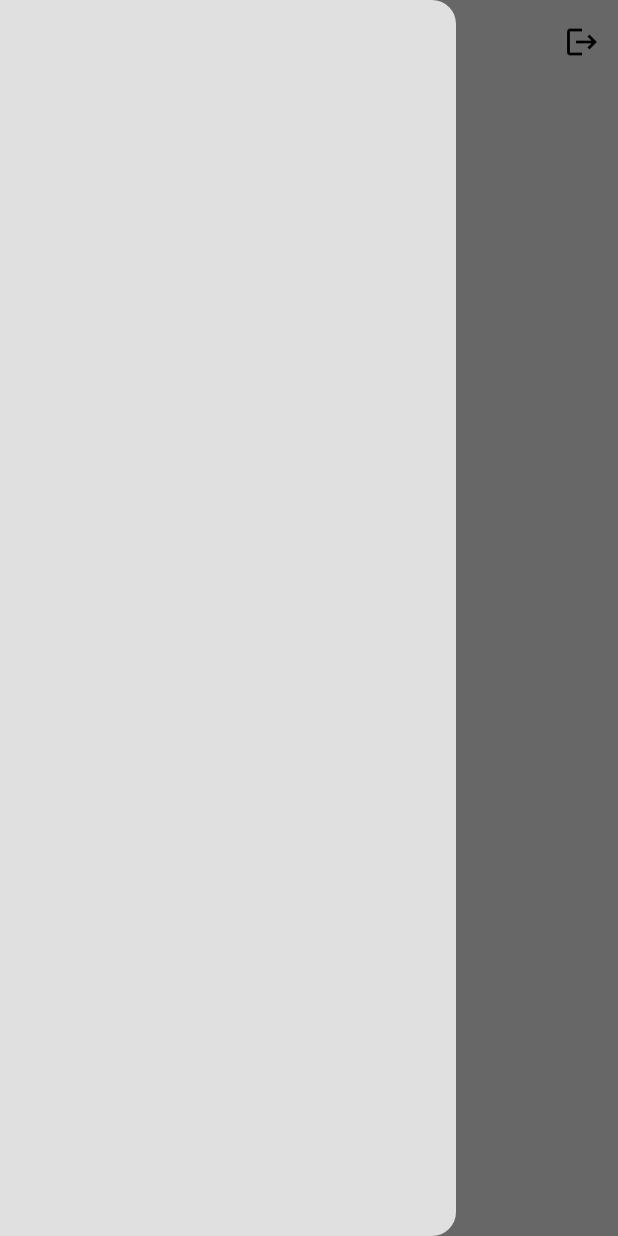
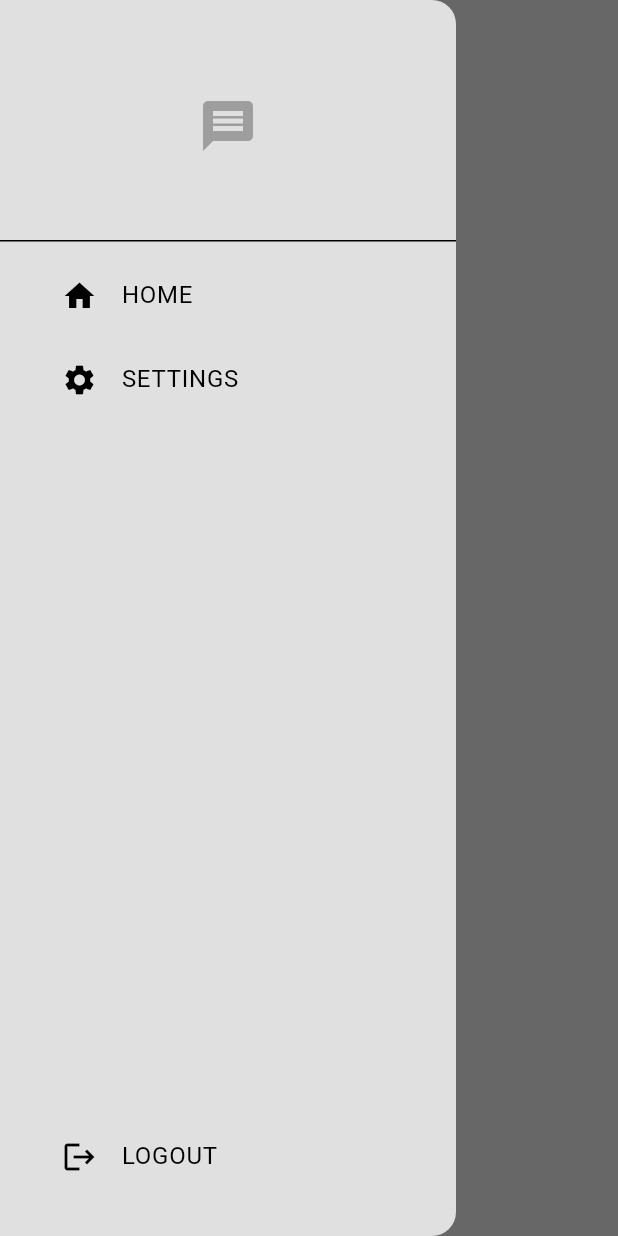
Before and after one commit to Kien193/asau_chat, a Flutter app: the screen it shows once a user with an empty profile is signed in, with the side drawer open, on a phone screen of 412 x 824 dp. Run offline on Flutter 3.47's test engine with Material 3 defaults, Android fonts, the phone set to English and light mode, and no system bars; our stand-ins replace cloud_firestore, firebase_auth, firebase_core; accounts and stored records are empty; network calls fail.

Commit message:
user list, send message

```diff
--- /dev/null
+++ b/lib/components/custom_drawer.dart
@@ -0,0 +1,66 @@
+import 'package:asau_chat/services/auth/auth_service.dart';
+import 'package:asau_chat/pages/setting_page.dart';
+import 'package:flutter/material.dart';
+
+class CustomDrawer extends StatelessWidget {
+  const CustomDrawer({super.key});
+
+  void logout() {
+    final authService = AuthService();
+    authService.signOut();
+  }
+
+  @override
+  Widget build(BuildContext context) {
+    return Drawer(
+      backgroundColor: Theme.of(context).colorScheme.surface,
+      child: Column(
+        mainAxisAlignment: MainAxisAlignment.spaceBetween,
+        children: [
+          Column(
+            children: [
+              DrawerHeader(
+                  child: Center(
+                    child: Icon(
+                      Icons.message,
+                      color: Theme.of(context).colorScheme.primary,
+                      size: 40,
+                    ),
+                  ),
+              ),
+              Padding(
+                padding: const EdgeInsets.only(left: 25.0),
+                child: ListTile(
+                  title: const Text("HOME"),
+                  leading: const Icon(Icons.home),
+                  onTap: () {
+                    Navigator.pop(context);
+                  },
+                ),
+              ),
+              Padding(
+                padding: const EdgeInsets.only(left: 25.0),
+                child: ListTile(
+                  title: const Text("SETTINGS"),
+                  leading: const Icon(Icons.settings),
+                  onTap: () {
+                    Navigator.pop(context);
+                    Navigator.push(context, MaterialPageRoute(builder: (context) => const SettingPage()));
+                  },
+                ),
+              ),
+            ],
+          ),
+          Padding(
+            padding: const EdgeInsets.only(left: 25.0, bottom: 25.0),
+            child: ListTile(
+              title: const Text("LOGOUT"),
+              leading: const Icon(Icons.logout),
+              onTap: logout,
+            ),
+          ),
+        ],
+      ),
+    );
+  }
+}
--- a/lib/main.dart
+++ b/lib/main.dart
@@ -1,5 +1,4 @@
-import 'package:asau_chat/auth/auth_gate.dart';
-//import 'package:asau_chat/auth/login_or_register.dart';
+import 'package:asau_chat/services/auth/auth_gate.dart';
 import 'package:asau_chat/firebase_options.dart';
 import 'package:asau_chat/themes/light_theme.dart';
 import 'package:firebase_core/firebase_core.dart';
--- /dev/null
+++ b/lib/models/message_model.dart
@@ -0,0 +1,27 @@
+import 'package:cloud_firestore/cloud_firestore.dart';
+
+class Message {
+  final String senderID;
+  final String senderEmail;
+  final String receiverID;
+  final String message;
+  final Timestamp timestamp;
+
+  Message({
+    required this.senderID,
+    required this.senderEmail,
+    required this.receiverID,
+    required this.message,
+    required this.timestamp
+  });
+
+  Map<String, dynamic> toMap() {
+    return {
+      'senderID': senderID,
+      'senderEmail': senderEmail,
+      'receiverID': receiverID,
+      'message': message,
+      'timestamp': timestamp,
+    };
+  }
+}
--- a/lib/pages/home_page.dart
+++ b/lib/pages/home_page.dart
@@ -1,27 +1,61 @@
-import 'package:asau_chat/auth/auth_service.dart';
+import 'package:asau_chat/components/custom_drawer.dart';
+import 'package:asau_chat/components/custom_user_tile.dart';
+import 'package:asau_chat/pages/chat_page.dart';
+import 'package:asau_chat/services/auth/auth_service.dart';
+import 'package:asau_chat/services/chat/chat_service.dart';
 import 'package:flutter/material.dart';
 
 class HomePage extends StatelessWidget {
-  const HomePage({super.key});
+  HomePage({super.key});
 
-  void logout() {
-    final authService = AuthService();
-    authService.signOut();
-  }
+  final ChatService _chatService = ChatService();
+  final AuthService _authService = AuthService();
 
   @override
   Widget build(BuildContext context) {
     return Scaffold(
       appBar: AppBar(
         title: const Text("Home"),
-        actions: [
-          IconButton(
-            onPressed: logout,
-            icon: const Icon(Icons.logout),
-          )
-        ],
       ),
-      drawer: const Drawer(),
+      drawer: const CustomDrawer(),
+      body: _buildUserList(),
     );
   }
+
+  Widget _buildUserList() {
+    return StreamBuilder(
+        stream: _chatService.getUsersStream(),
+        builder: (context, snapshot) {
+          if (snapshot.hasError) {
+            return const Text("Error");
+          }
+          if (snapshot.connectionState == ConnectionState.waiting) {
+            return const Text("Loading...");
+          }
+          return ListView(
+            children: snapshot.data!
+                .map<Widget>(
+                    (userData) => _buildUserListItem(userData, context))
+                .toList(),
+          );
+        });
+  }
+
+  Widget _buildUserListItem(Map<String, dynamic> userData, BuildContext context) {
+    if (userData["email"] != _authService.getCurrentUser()!.email) {
+      return CustomUserTile(
+        text: userData["email"],
+        onTap: () {
+          Navigator.push(context, MaterialPageRoute(
+              builder: (context) => ChatPage(
+                receiverEmail: userData["email"],
+                receiverID: userData["uid"],
+              )
+          ));
+        },
+      );
+    } else {
+      return Container();
+    }
+  }
 }
--- a/lib/pages/login_page.dart
+++ b/lib/pages/login_page.dart
@@ -1,4 +1,4 @@
-import 'package:asau_chat/auth/auth_service.dart';
+import 'package:asau_chat/services/auth/auth_service.dart';
 import 'package:asau_chat/components/custom_button.dart';
 import 'package:asau_chat/components/custom_textfield.dart';
 import 'package:flutter/material.dart';
--- a/lib/pages/register_page.dart
+++ b/lib/pages/register_page.dart
@@ -1,4 +1,4 @@
-import 'package:asau_chat/auth/auth_service.dart';
+import 'package:asau_chat/services/auth/auth_service.dart';
 import 'package:flutter/material.dart';
 
 import 'package:asau_chat/components/custom_button.dart';
--- a/lib/auth/auth_gate.dart
+++ b/lib/services/auth/auth_gate.dart
@@ -1,4 +1,4 @@
-import 'package:asau_chat/auth/login_or_register.dart';
+import 'package:asau_chat/services/auth/login_or_register.dart';
 import 'package:asau_chat/pages/home_page.dart';
 import 'package:firebase_auth/firebase_auth.dart';
 import 'package:flutter/material.dart';
@@ -13,7 +13,7 @@ class AuthGate extends StatelessWidget {
         stream: FirebaseAuth.instance.authStateChanges(),
         builder: (context, snapshot) {
           if (snapshot.hasData) {
-            return const HomePage();
+            return HomePage();
           } else {
             return const LoginOrRegister();
           }
--- a/pubspec.yaml
+++ b/pubspec.yaml
@@ -37,6 +37,7 @@ dependencies:
   cupertino_icons: ^1.0.8
   firebase_core: ^3.6.0
   firebase_auth: ^5.3.1
+  cloud_firestore: ^5.4.4
 
 
 dev_dependencies:
```
Also changed, not shown: lib/components/custom_user_tile.dart (added, +29 -0 lines), lib/pages/chat_page.dart (added, +76 -0 lines), lib/pages/setting_page.dart (added, +13 -0 lines), lib/services/auth/auth_service.dart (renamed from lib/auth/auth_service.dart, +21 -3 lines), lib/services/chat/chat_service.dart (added, +53 -0 lines), lib/services/auth/login_or_register.dart (renamed from lib/auth/login_or_register.dart), pubspec.lock, 3 other files.
